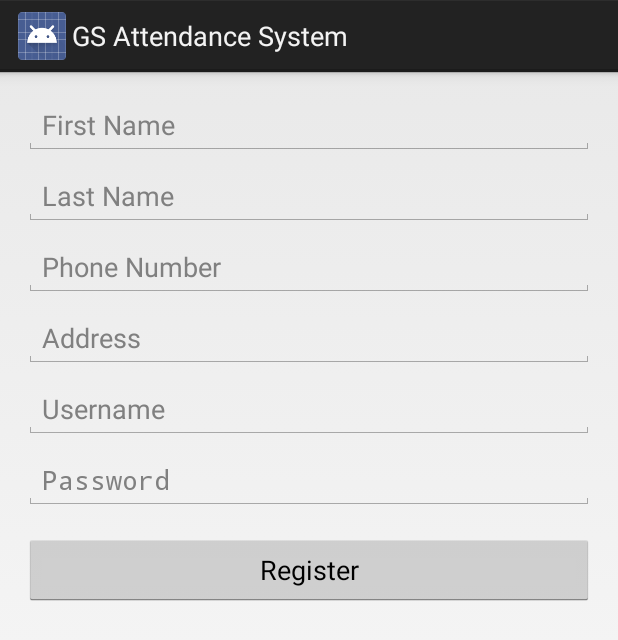
After one commit to visheshrivastava/AttendanceMajor, an Android app: the FacultyRegistrationActivity screen opened directly, with no data from a screen before it, on a phone screen of 412 x 824 dp. The commit adds this screen. Shown: the top 640 px of the screen. Run offline under Robolectric (Android 15) with nearby library versions, the phone set to English and light mode, and no system bars.

Commit message:
faculty req to admin

```diff
--- a/app/src/main/AndroidManifest.xml
+++ b/app/src/main/AndroidManifest.xml
@@ -39,7 +39,7 @@
         </activity>
         <activity
             android:name="com.android.attendance.activity.ViewFacultyActivity"
-            android:label="View Faculty" >
+            android:label="@string/app_name" >
         </activity>
         <activity
             android:name="com.android.attendance.activity.ViewStudentActivity"
--- /dev/null
+++ b/app/src/main/java/com/android/attendance/activity/FacultyRegistrationActivity.java
@@ -0,0 +1,73 @@
+package com.android.attendance.activity;
+
+import android.app.Activity;
+import android.os.Bundle;
+import android.util.Log;
+import android.view.View;
+import android.widget.Button;
+import android.widget.EditText;
+import android.widget.Toast;
+
+import com.android.attendance.bean.FacultyBean;
+import com.android.attendance.db.DBAdapter;
+import com.example.androidattendancesystem.R;
+
+public class FacultyRegistrationActivity extends Activity {
+    private EditText firstNameEditText, lastNameEditText, phoneEditText, addressEditText, usernameEditText, passwordEditText;
+    private Button registerButton;
+
+    @Override
+    protected void onCreate(Bundle savedInstanceState) {
+        super.onCreate(savedInstanceState);
+        setContentView(R.layout.faculty_registration);
+
+        firstNameEditText = findViewById(R.id.firstNameEditText);
+        lastNameEditText = findViewById(R.id.lastNameEditText);
+        phoneEditText = findViewById(R.id.phoneEditText);
+        addressEditText = findViewById(R.id.addressEditText);
+        usernameEditText = findViewById(R.id.usernameEditText);
+        passwordEditText = findViewById(R.id.passwordEditText);
+        registerButton = findViewById(R.id.registerButton);
+
+        registerButton.setOnClickListener(new View.OnClickListener() {
+            @Override
+            public void onClick(View v) {
+                registerFaculty();
+            }
+        });
+    }
+
+    private void registerFaculty() {
+        String firstName = firstNameEditText.getText().toString().trim();
+        String lastName = lastNameEditText.getText().toString().trim();
+        String phone = phoneEditText.getText().toString().trim();
+        String address = addressEditText.getText().toString().trim();
+        String username = usernameEditText.getText().toString().trim();
+        String password = passwordEditText.getText().toString().trim();
+
+        if (firstName.isEmpty() || lastName.isEmpty() || phone.isEmpty() || address.isEmpty() || username.isEmpty() || password.isEmpty()) {
+            Toast.makeText(FacultyRegistrationActivity.this, "Please fill all fields", Toast.LENGTH_SHORT).show();
+            return;
+        }
+
+        FacultyBean facultyBean = new FacultyBean();
+        facultyBean.setFaculty_firstname(firstName);
+        facultyBean.setFaculty_lastname(lastName);
+        facultyBean.setFaculty_mobilenumber(phone);
+        facultyBean.setFaculty_address(address);
+        facultyBean.setFaculty_username(username);
+        facultyBean.setFaculty_password(password);
+
+        DBAdapter dbAdapter = new DBAdapter(FacultyRegistrationActivity.this);
+        long result = dbAdapter.addFacultyRegistrationRequest(facultyBean);
+
+        if (result != -1) {
+            Log.d("FacultyRegistration", "Faculty registration request added: " + firstName + " " + lastName);
+            Toast.makeText(FacultyRegistrationActivity.this, "Registration request sent to admin", Toast.LENGTH_LONG).show();
+            finish();
+        } else {
+            Log.e("FacultyRegistration", "Failed to add faculty registration request");
+            Toast.makeText(FacultyRegistrationActivity.this, "Registration failed. Please try again.", Toast.LENGTH_LONG).show();
+        }
+    }
+}
--- /dev/null
+++ b/app/src/main/res/layout/faculty_registration.xml
@@ -0,0 +1,62 @@
+<?xml version="1.0" encoding="utf-8"?>
+<LinearLayout xmlns:android="http://schemas.android.com/apk/res/android"
+    android:layout_width="match_parent"
+    android:layout_height="match_parent"
+    android:orientation="vertical"
+    android:padding="16dp">
+
+    <EditText
+        android:id="@+id/firstNameEditText"
+        android:layout_width="match_parent"
+        android:layout_height="wrap_content"
+        android:hint="First Name"
+        android:inputType="textPersonName"
+        android:layout_marginBottom="8dp"/>
+
+    <EditText
+        android:id="@+id/lastNameEditText"
+        android:layout_width="match_parent"
+        android:layout_height="wrap_content"
+        android:hint="Last Name"
+        android:inputType="textPersonName"
+        android:layout_marginBottom="8dp"/>
+
+    <EditText
+        android:id="@+id/phoneEditText"
+        android:layout_width="match_parent"
+        android:layout_height="wrap_content"
+        android:hint="Phone Number"
+        android:inputType="phone"
+        android:layout_marginBottom="8dp"/>
+
+    <EditText
+        android:id="@+id/addressEditText"
+        android:layout_width="match_parent"
+        android:layout_height="wrap_content"
+        android:hint="Address"
+        android:inputType="textPostalAddress"
+        android:layout_marginBottom="8dp"/>
+
+    <EditText
+        android:id="@+id/usernameEditText"
+        android:layout_width="match_parent"
+        android:layout_height="wrap_content"
+        android:hint="Username"
+        android:inputType="text"
+        android:layout_marginBottom="8dp"/>
+
+    <EditText
+        android:id="@+id/passwordEditText"
+        android:layout_width="match_parent"
+        android:layout_height="wrap_content"
+        android:hint="Password"
+        android:inputType="textPassword"
+        android:layout_marginBottom="16dp"/>
+
+    <Button
+        android:id="@+id/registerButton"
+        android:layout_width="match_parent"
+        android:layout_height="wrap_content"
+        android:text="Register" />
+
+</LinearLayout>
--- a/app/src/main/res/layout/login.xml
+++ b/app/src/main/res/layout/login.xml
@@ -70,10 +70,12 @@
         android:id="@+id/spinnerloginas"
         android:layout_width="wrap_content"
         android:layout_height="wrap_content"
+        android:layout_alignLeft="@+id/textView2"
         android:layout_alignBottom="@+id/textView2"
-        android:layout_alignLeft="@+id/textView2"
         android:layout_alignParentRight="true"
-        android:layout_marginBottom="32dp" />
+        android:layout_marginBottom="32dp"
+        android:popupBackground="@drawable/clg"
+        android:spinnerMode="dialog" />
 
     <Button
         android:id="@+id/buttonlogin"
--- a/app/src/main/res/layout/menu.xml
+++ b/app/src/main/res/layout/menu.xml
@@ -72,13 +72,10 @@
         android:layout_width="match_parent"
         android:layout_height="wrap_content"
         android:text="View Faculty Registrations"
+        android:layout_centerHorizontal="true"
         android:background="@drawable/roundedbutton"
         android:layout_below="@+id/attendancePerStudentButton"
-
-        android:layout_centerHorizontal="true"
-
         android:layout_marginTop="29dp"
-
         />
 
 </RelativeLayout>
```
Also changed, not shown: app/src/main/java/com/android/attendance/activity/ViewFacultyActivity.java (+57 -7 lines), app/src/main/java/com/android/attendance/activity/ViewFacultyRegistrationsActivity.java (added, +74 -0 lines), app/src/main/java/com/android/attendance/db/DBAdapter.java (+14 -11 lines), app/src/main/res/layout/view_faculty_registrations.xml (added, +21 -0 lines), 91 other files.
